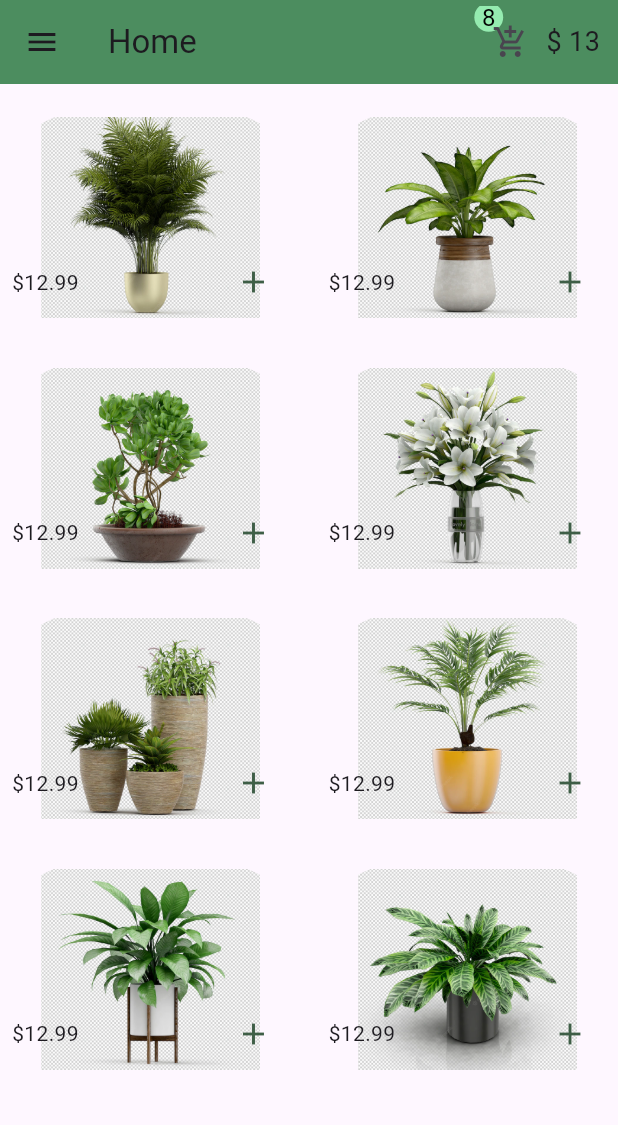
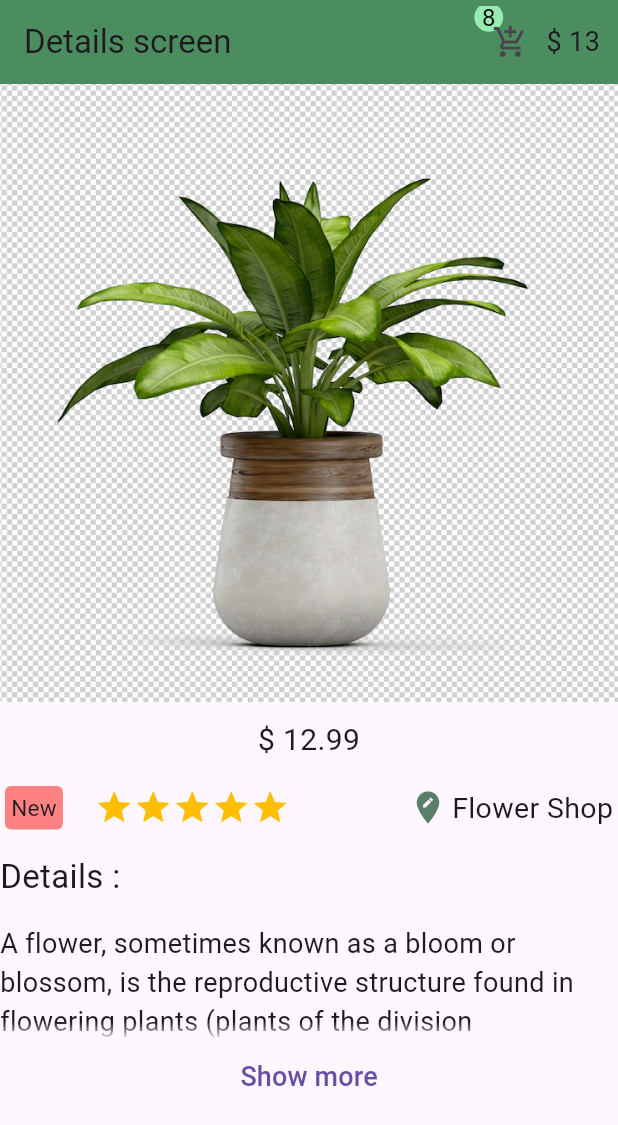
Before and after one commit to reda2032/ali_hassan, a Flutter app: the screen it shows after launch, on a phone screen of 412 x 824 dp. Shown: the top 1125 px of the screen. Run offline on Flutter 3.47's test engine with Material 3 defaults, Android fonts, the phone set to English and light mode, and no system bars.

Commit message:
Details screen

```diff
--- a/lib/flower_app/model/item.dart
+++ b/lib/flower_app/model/item.dart
@@ -2,9 +2,11 @@ class Item {
   String imgPath;
   double price;
 
-  Item({required this.imgPath, required this.price});
+  Item({
+    required this.imgPath,
+    required this.price,
+  });
 }
-
 
 final List<Item> items = [
   Item(price: 12.99, imgPath: "assets/img/1.webp"),
--- /dev/null
+++ b/lib/flower_app/pages/details_screen.dart
@@ -0,0 +1,178 @@
+// ignore_for_file: prefer_const_constructors, prefer_const_literals_to_create_immutables
+
+import 'package:ali_hassan/flower_app/shared/colors.dart';
+import 'package:flutter/material.dart';
+
+class Details extends StatefulWidget {
+  const Details({super.key});
+
+  @override
+  State<Details> createState() => _DetailsState();
+}
+
+class _DetailsState extends State<Details> {
+  // const Details({Key? key}) : super(key: key);
+  bool isShowMore = true;
+
+  @override
+  Widget build(BuildContext context) {
+    return Scaffold(
+        appBar: AppBar(
+          actions: [
+            Row(
+              children: [
+                Stack(
+                  children: [
+                    Positioned(
+                      bottom: 24,
+                      child: Container(
+                          padding: EdgeInsets.all(5),
+                          decoration: BoxDecoration(
+                              color: Color.fromARGB(211, 164, 255, 193),
+                              shape: BoxShape.circle),
+                          child: Text(
+                            "8",
+                            style: TextStyle(
+                                fontSize: 16,
+                                color: Color.fromARGB(255, 0, 0, 0)),
+                          )),
+                    ),
+                    IconButton(
+                      onPressed: () {},
+                      icon: Icon(Icons.add_shopping_cart),
+                    ),
+                  ],
+                ),
+                Padding(
+                  padding: const EdgeInsets.only(right: 12),
+                  child: Text(
+                    "\$ 13",
+                    style: TextStyle(fontSize: 18),
+                  ),
+                ),
+              ],
+            ),
+          ],
+          backgroundColor: appbarGreen,
+          title: Text("Details screen"),
+        ),
+        body: SingleChildScrollView(
+          child: Column(
+            children: [
+              Image.asset("assets/img/2.webp"),
+              SizedBox(
+                height: 11,
+              ),
+              Text(
+                "\$ 12.99",
+                style: TextStyle(fontSize: 20),
+              ),
+              SizedBox(
+                height: 16,
+              ),
+              Row(
+                mainAxisAlignment: MainAxisAlignment.spaceAround,
+                children: [
+                  Container(
+                      padding: EdgeInsets.all(4),
+                      decoration: BoxDecoration(
+                        color: Color.fromARGB(255, 255, 129, 129),
+                        borderRadius: BorderRadius.circular(4),
+                      ),
+                      child: Text(
+                        "New",
+                        style: TextStyle(fontSize: 15),
+                      )),
+                  SizedBox(
+                    width: 8,
+                  ),
+                  Row(
+                    children: [
+                      Icon(
+                        Icons.star,
+                        size: 26,
+                        color: Color.fromARGB(255, 255, 191, 0),
+                      ),
+                      Icon(
+                        Icons.star,
+                        size: 26,
+                        color: Color.fromARGB(255, 255, 191, 0),
+                      ),
+                      Icon(
+                        Icons.star,
+                        size: 26,
+                        color: Color.fromARGB(255, 255, 191, 0),
+                      ),
+                      Icon(
+                        Icons.star,
+                        size: 26,
+                        color: Color.fromARGB(255, 255, 191, 0),
+                      ),
+                      Icon(
+                        Icons.star,
+                        size: 26,
+                        color: Color.fromARGB(255, 255, 191, 0),
+                      ),
+                    ],
+                  ),
+                  SizedBox(
+                    width: 66,
+                  ),
+                  Row(
+                    children: [
+                      Icon(
+                        Icons.edit_location,
+                        size: 26,
+                        color: Color.fromARGB(168, 3, 65, 27),
+                        // color: Color.fromARGB(255, 186, 30, 30),
+                      ),
+                      SizedBox(
+                        width: 3,
+                      ),
+                      Text(
+                        "Flower Shop",
+                        style: TextStyle(fontSize: 19),
+                      ),
+                    ],
+                  )
+                ],
+              ),
+              SizedBox(
+                height: 16,
+              ),
+              SizedBox(
+                width: double.infinity,
+                child: Text(
+                  "Details : ",
+                  style: TextStyle(fontSize: 22),
+                  textAlign: TextAlign.start,
+                ),
+              ),
+              SizedBox(
+                height: 16,
+              ),
+              Text(
+                "A flower, sometimes known as a bloom or blossom, is the reproductive structure found in flowering plants (plants of the division Angiospermae). The biological function of a flower is to facilitate reproduction, usually by providing a mechanism for the union of sperm with eggs. Flowers may facilitate outcrossing (fusion of sperm and eggs from different individuals in a population) resulting from cross-pollination or allow selfing (fusion of sperm and egg from the same flower) when self-pollination occurs.",
+                style: TextStyle(
+                  fontSize: 18,
+                ),
+                maxLines: isShowMore ? 3 : null,
+                overflow: TextOverflow.fade,
+              ),
+              TextButton(
+                  onPressed: () {
+                    setState(() {
+                      isShowMore = !isShowMore;
+                    });
+                  },
+                  child: Text(
+                    isShowMore ? "Show more" : "Show less",
+                    style: TextStyle(
+                      fontSize: 18,
+                    ),
+                  ))
+            ],
+          ),
+        ));
+  }
+}
--- a/lib/main.dart
+++ b/lib/main.dart
@@ -1,4 +1,4 @@
-import 'package:ali_hassan/flower_app/pages/home.dart';
+import 'package:ali_hassan/flower_app/pages/details_screen.dart';
 import 'package:flutter/material.dart';
 
 void main() {
@@ -14,7 +14,7 @@
     return const MaterialApp(
       debugShowCheckedModeBanner: false,
       title: 'Flower App',
-      home: Home(),
+      home: Details(), //Home(),
     );
   }
 }
```
Lines whose indentation alone changed are shown as unchanged.
